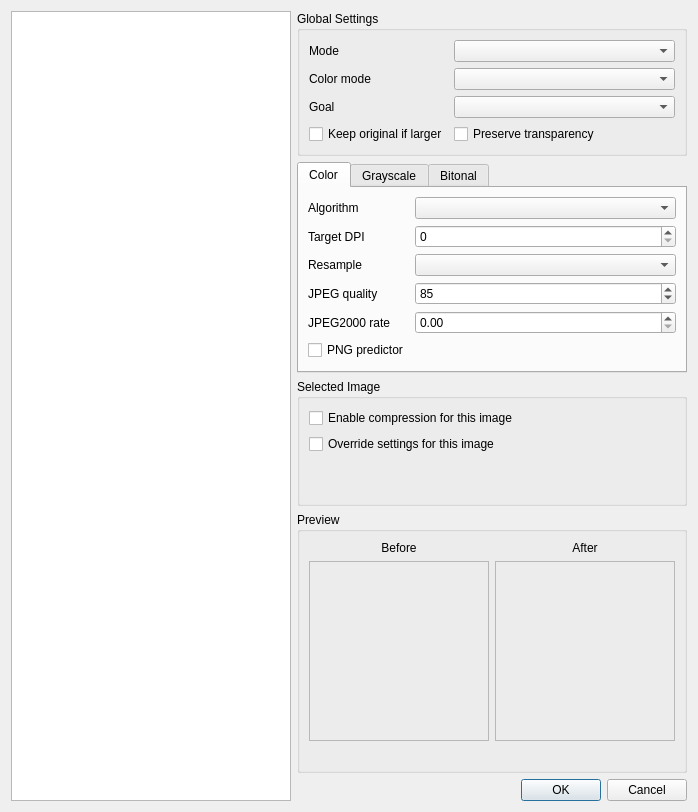
Above: Pdf4QtLibGui/pdfoptimizeimagesdialog.ui from studio-berry/loop before the change. Below: the same form after it.
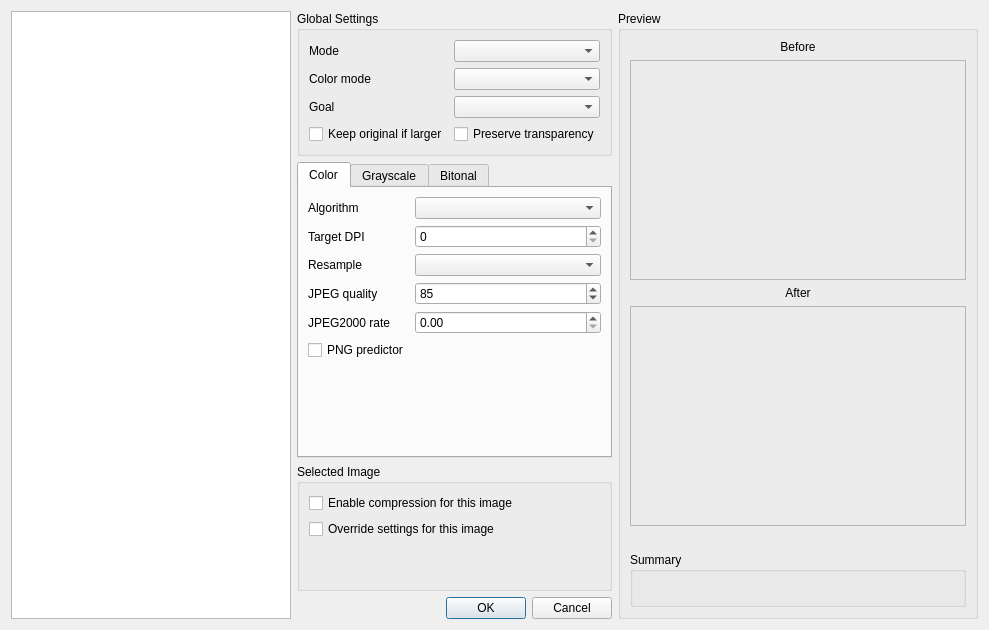
That is the form after the change.

Commit message: Issue #92: Implement other feedback from the user

Patch:
```diff
--- a/Pdf4QtLibGui/pdfoptimizeimagesdialog.ui
+++ b/Pdf4QtLibGui/pdfoptimizeimagesdialog.ui
@@ -362,14 +362,27 @@
       </widget>
      </item>
      <item>
+      <widget class="QDialogButtonBox" name="buttonBox">
+       <property name="standardButtons">
+        <set>QDialogButtonBox::Cancel|QDialogButtonBox::Ok</set>
+       </property>
+     </widget>
+     </item>
+    </layout>
+   </item>
+   <item row="0" column="2">
       <widget class="QGroupBox" name="previewGroupBox">
+     <property name="minimumSize">
+      <size>
+       <width>360</width>
+       <height>400</height>
+      </size>
+     </property>
        <property name="title">
         <string>Preview</string>
        </property>
        <layout class="QVBoxLayout" name="previewLayout">
         <item>
-         <layout class="QHBoxLayout" name="previewImagesLayout">
-          <item>
            <layout class="QVBoxLayout" name="previewBeforeLayout">
             <item>
              <widget class="QLabel" name="previewBeforeLabel">
@@ -385,8 +398,8 @@
              <widget class="QLabel" name="previewBeforeImageLabel">
               <property name="minimumSize">
                <size>
-                <width>180</width>
-                <height>180</height>
+            <width>320</width>
+            <height>220</height>
                </size>
               </property>
               <property name="frameShape">
@@ -415,8 +428,8 @@
              <widget class="QLabel" name="previewAfterImageLabel">
               <property name="minimumSize">
                <size>
-                <width>180</width>
-                <height>180</height>
+            <width>320</width>
+            <height>220</height>
                </size>
               </property>
               <property name="frameShape">
@@ -426,8 +439,6 @@
                <set>Qt::AlignCenter</set>
               </property>
              </widget>
-            </item>
-           </layout>
           </item>
          </layout>
         </item>
@@ -441,17 +452,27 @@
           </property>
          </widget>
         </item>
-       </layout>
-      </widget>
-     </item>
      <item>
-      <widget class="QDialogButtonBox" name="buttonBox">
-       <property name="standardButtons">
-        <set>QDialogButtonBox::Cancel|QDialogButtonBox::Ok</set>
-       </property>
+       <widget class="QGroupBox" name="summaryGroupBox">
+        <property name="title">
+         <string>Summary</string>
+        </property>
+        <layout class="QVBoxLayout" name="summaryLayout">
+         <item>
+          <widget class="QLabel" name="optimizationSummaryLabel">
+           <property name="text">
+            <string/>
+           </property>
+           <property name="wordWrap">
+            <bool>true</bool>
+           </property>
       </widget>
      </item>
     </layout>
+       </widget>
+      </item>
+     </layout>
+    </widget>
    </item>
   </layout>
  </widget>
```
Lines whose indentation alone changed are shown as unchanged. The commit also changes 2 other files.
